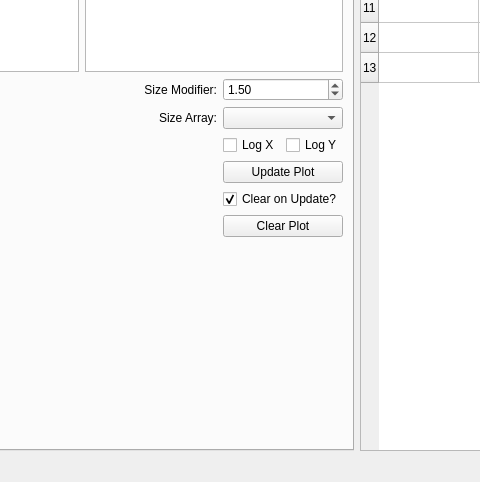
Qt form XTandem_Parsing/main.ui (mfitzp/toolz) before a commit; both pictures show x 464 to 944 and y 383 to 865 of the 1089 by 865 pixel window.
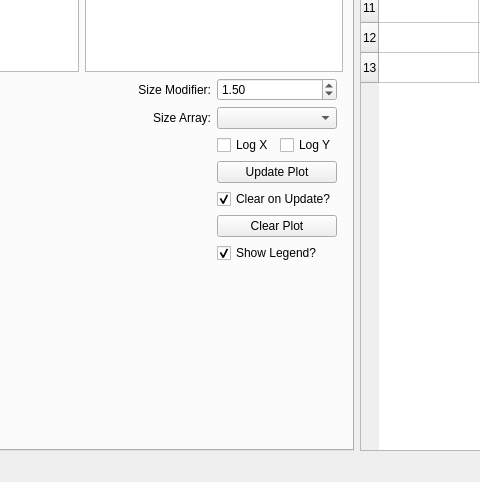
The same form after that commit. The open tabs and pages were chosen to show the change. Icons and pictures are not drawn. Custom widgets are drawn as their Qt base class.

Patch:
```diff
--- a/XTandem_Parsing/main.ui
+++ b/XTandem_Parsing/main.ui
@@ -30,7 +30,7 @@
     <normaloff>:/new/prefix1/icons/games.png</normaloff>:/new/prefix1/icons/games.png</iconset>
   </property>
   <widget class="QWidget" name="centralwidget" >
-   <layout class="QVBoxLayout" name="verticalLayout_2" >
+   <layout class="QVBoxLayout" >
     <item>
      <layout class="QHBoxLayout" >
       <item>
@@ -364,11 +364,11 @@
          <attribute name="title" >
           <string>Define Plot</string>
          </attribute>
-         <layout class="QGridLayout" name="gridLayout" >
-          <item row="0" column="0" >
-           <layout class="QHBoxLayout" name="horizontalLayout_3" >
+         <layout class="QVBoxLayout" >
             <item>
-             <layout class="QVBoxLayout" name="verticalLayout_4" >
+           <layout class="QHBoxLayout" >
+            <item>
+             <layout class="QVBoxLayout" >
               <item>
                <widget class="QLabel" name="label_4" >
                 <property name="text" >
@@ -382,7 +382,7 @@
              </layout>
             </item>
             <item>
-             <layout class="QVBoxLayout" name="verticalLayout_5" >
+             <layout class="QVBoxLayout" >
               <item>
                <widget class="QLabel" name="label_5" >
                 <property name="text" >
@@ -396,7 +396,7 @@
              </layout>
             </item>
             <item>
-             <layout class="QVBoxLayout" name="verticalLayout_6" >
+             <layout class="QVBoxLayout" >
               <item>
                <widget class="QLabel" name="label_6" >
                 <property name="text" >
@@ -411,14 +411,14 @@
             </item>
            </layout>
           </item>
-          <item row="1" column="0" >
-           <layout class="QHBoxLayout" name="horizontalLayout" >
             <item>
-             <spacer name="horizontalSpacer" >
+           <layout class="QHBoxLayout" >
+            <item>
+             <spacer>
               <property name="orientation" >
                <enum>Qt::Horizontal</enum>
               </property>
-              <property name="sizeHint" stdset="0" >
+              <property name="sizeHint" >
                <size>
                 <width>40</width>
                 <height>20</height>
@@ -427,9 +427,17 @@
              </spacer>
             </item>
             <item>
-             <layout class="QVBoxLayout" name="verticalLayout" >
-              <item>
                <layout class="QGridLayout" >
+              <item row="0" column="0" >
+               <widget class="QLabel" name="label_8" >
+                <property name="text" >
+                 <string>Size Modifier:</string>
+                </property>
+                <property name="alignment" >
+                 <set>Qt::AlignRight|Qt::AlignTrailing|Qt::AlignVCenter</set>
+                </property>
+               </widget>
+              </item>
                 <item row="0" column="1" >
                  <widget class="QDoubleSpinBox" name="sizeModSpinBox" >
                   <property name="minimum" >
@@ -443,33 +451,6 @@
                   </property>
                  </widget>
                 </item>
-                <item row="1" column="1" >
-                 <widget class="QComboBox" name="sizeArrayComboB" />
-                </item>
-                <item row="3" column="1" >
-                 <widget class="QPushButton" name="updatePlotBtn" >
-                  <property name="text" >
-                   <string>Update Plot</string>
-                  </property>
-                 </widget>
-                </item>
-                <item row="5" column="1" >
-                 <widget class="QPushButton" name="clearPlotBtn" >
-                  <property name="text" >
-                   <string>Clear Plot</string>
-                  </property>
-                 </widget>
-                </item>
-                <item row="0" column="0" >
-                 <widget class="QLabel" name="label_8" >
-                  <property name="text" >
-                   <string>Size Modifier:</string>
-                  </property>
-                  <property name="alignment" >
-                   <set>Qt::AlignRight|Qt::AlignTrailing|Qt::AlignVCenter</set>
-                  </property>
-                 </widget>
-                </item>
                 <item row="1" column="0" >
                  <widget class="QLabel" name="label_9" >
                   <property name="text" >
@@ -480,15 +461,8 @@
                   </property>
                  </widget>
                 </item>
-                <item row="4" column="1" >
-                 <widget class="QCheckBox" name="clearPlotCB" >
-                  <property name="text" >
-                   <string>Clear on Update?</string>
-                  </property>
-                  <property name="checked" >
-                   <bool>true</bool>
-                  </property>
-                 </widget>
+              <item row="1" column="1" >
+               <widget class="QComboBox" name="sizeArrayComboB" />
                 </item>
                 <item row="2" column="1" >
                  <layout class="QHBoxLayout" >
@@ -508,14 +482,46 @@
                   </item>
                  </layout>
                 </item>
-               </layout>
+              <item row="3" column="1" >
+               <widget class="QPushButton" name="updatePlotBtn" >
+                <property name="text" >
+                 <string>Update Plot</string>
+                </property>
+               </widget>
               </item>
-              <item>
-               <spacer name="verticalSpacer" >
+              <item row="4" column="1" >
+               <widget class="QCheckBox" name="clearPlotCB" >
+                <property name="text" >
+                 <string>Clear on Update?</string>
+                </property>
+                <property name="checked" >
+                 <bool>true</bool>
+                </property>
+               </widget>
+              </item>
+              <item row="5" column="1" >
+               <widget class="QPushButton" name="clearPlotBtn" >
+                <property name="text" >
+                 <string>Clear Plot</string>
+                </property>
+               </widget>
+              </item>
+              <item row="6" column="1" colspan="2" >
+               <widget class="QCheckBox" name="showLegendCB" >
+                <property name="text" >
+                 <string>Show Legend?</string>
+                </property>
+                <property name="checked" >
+                 <bool>true</bool>
+                </property>
+               </widget>
+              </item>
+              <item row="7" column="0" colspan="3" >
+               <spacer>
                 <property name="orientation" >
                  <enum>Qt::Vertical</enum>
                 </property>
-                <property name="sizeHint" stdset="0" >
+                <property name="sizeHint" >
                  <size>
                   <width>20</width>
                   <height>40</height>
```
Left out of the diff: 110 changed lines with no effect on the pictures. Lines whose indentation alone changed are shown as unchanged.
